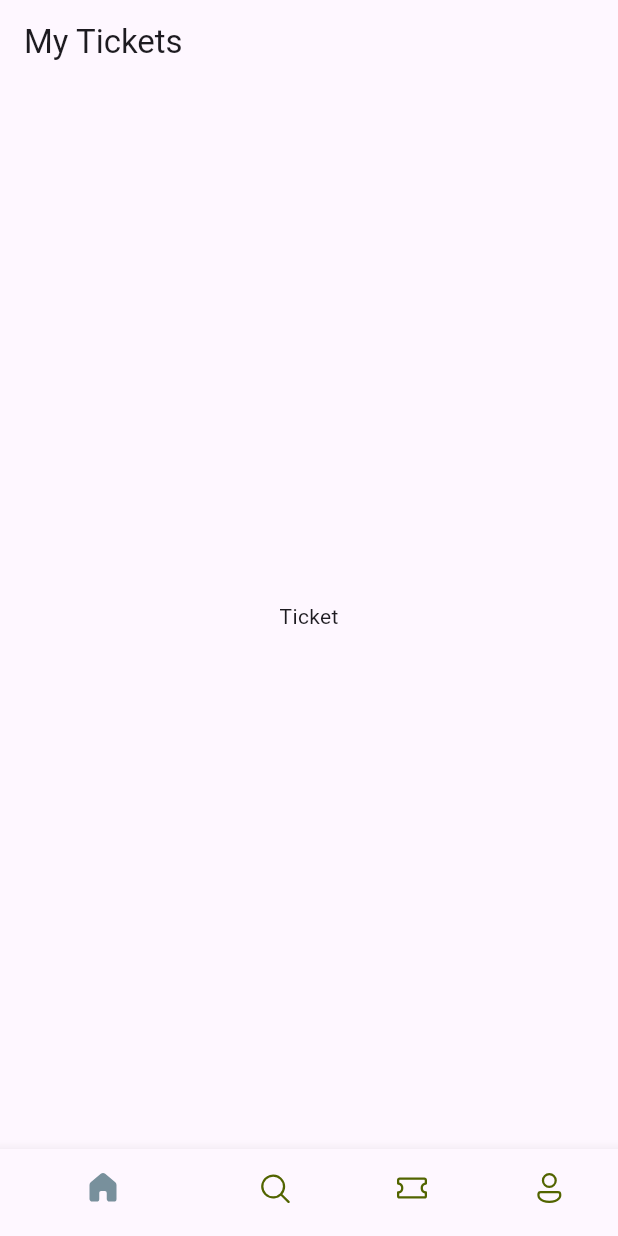
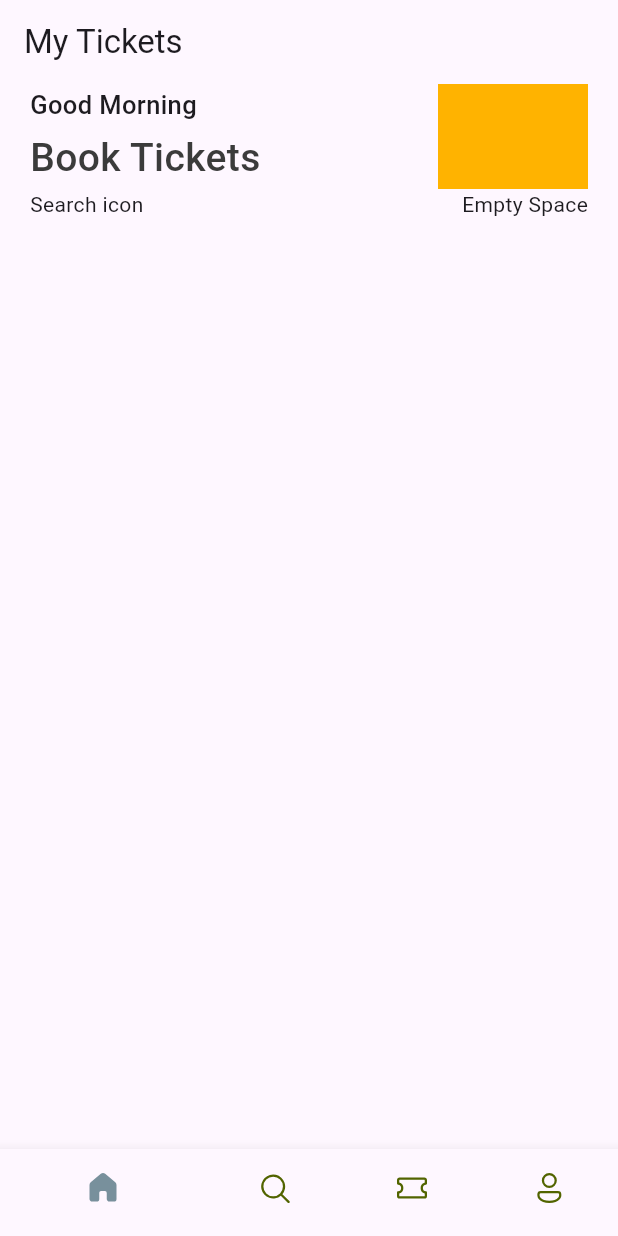
Before and after one commit to waqar864/ticket-app, a Flutter app: the screen it shows after launch, on a phone screen of 412 x 824 dp. Run offline on Flutter 3.47's test engine with Material 3 defaults, Android fonts, the phone set to English and light mode, and no system bars; our stand-ins replace fluentui_icons.

Commit message:
seprated styles for app

```diff
--- a/lib/base/bottom_nav_bar.dart
+++ b/lib/base/bottom_nav_bar.dart
@@ -1,5 +1,6 @@
 import 'package:fluentui_icons/fluentui_icons.dart';
 import 'package:flutter/material.dart';
+import 'package:ticket_app/screens/home_screen.dart';
 
 class BottomNavBar extends StatefulWidget {
   const BottomNavBar({super.key});
@@ -10,19 +11,33 @@ class BottomNavBar extends StatefulWidget {
 
 class _BottomNavBarState extends State<BottomNavBar> {
   final appScreen = [
-    const Center(child: Text("Home")),
+    const HomeScreen(),
    const Center(child: Text("Search")),
    const Center(child: Text("Ticket")),
    const Center(child: Text("Profile"))
   ];
+
+  //change ourr index for bottomnavbar
+  int _selectedIndex = 0;
+
+  void _onItemTapped(int index){
+    setState(() {
+      _selectedIndex = index;
+    });
+
+    // print("tapped index is  $_selectedIndex");
+  }
+
   @override
   Widget build(BuildContext context) {
     return Scaffold(
       appBar: AppBar(
         title: const Text("My Tickets"),
       ),
-      body: appScreen[2],
+      body: appScreen[_selectedIndex],
       bottomNavigationBar: BottomNavigationBar(
+        currentIndex: _selectedIndex,
+        onTap: _onItemTapped,
         selectedItemColor: Colors.blueGrey[400],
         unselectedItemColor: const Color(0xFF526400),
         showSelectedLabels: false,
--- /dev/null
+++ b/lib/base/res/styles/app_styles.dart
@@ -0,0 +1,20 @@
+
+
+import 'package:flutter/material.dart';
+
+Color primary = const Color(0xFF687daf);
+class AppStyles{
+  static Color primaryColor = primary;
+  static Color textColor = const Color(0xFF3b3b3b);
+
+  static TextStyle headLineStyle1 = TextStyle(
+    fontSize: 26,
+    fontWeight: FontWeight.w500,
+    color: textColor
+  );
+  static TextStyle headLineStyle3 = const TextStyle(
+    fontSize: 17,
+    fontWeight: FontWeight.w500,
+
+  );
+}
--- a/lib/main.dart
+++ b/lib/main.dart
@@ -19,7 +19,7 @@ class MyApp extends StatelessWidget {
         colorScheme: ColorScheme.fromSeed(seedColor: Colors.deepPurple),
         useMaterial3: true,
       ),
-      home: BottomNavBar(),
+      home: const BottomNavBar(),
     );
   }
 }
--- /dev/null
+++ b/lib/screens/home_screen.dart
@@ -0,0 +1,53 @@
+import 'package:flutter/material.dart';
+
+import '../base/res/styles/app_styles.dart';
+
+class HomeScreen extends StatelessWidget {
+  const HomeScreen({super.key});
+
+  @override
+  Widget build(BuildContext context) {
+    return Scaffold(
+      // we want scrollable effects thats why we use list view
+      body: ListView(
+        children: [
+         Container(
+          padding: const EdgeInsets.symmetric(horizontal: 20),
+           child: Column(
+            children: [
+              Row(
+                mainAxisAlignment: MainAxisAlignment.spaceBetween,
+                children: [
+                   Column(
+                    crossAxisAlignment: CrossAxisAlignment.start,
+                    children: [
+                      Text("Good Morning", style: AppStyles.headLineStyle3),
+                      const SizedBox(height: 5,),
+                      Text("Book Tickets", style: AppStyles.headLineStyle1),
+                    ],
+                  ),
+                  Container(
+                    color: Colors.amber[600],
+                    width: 100,
+                    height: 70,
+                  )
+
+
+
+                ],
+              ),
+               const Row(
+                mainAxisAlignment: MainAxisAlignment.spaceBetween,
+                children: [
+                  Text("Search icon"),
+                  Text("Empty Space")
+                ],
+              ),
+            ],
+           ),
+         )
+        ],
+      ),
+    );
+  }
+}
```
